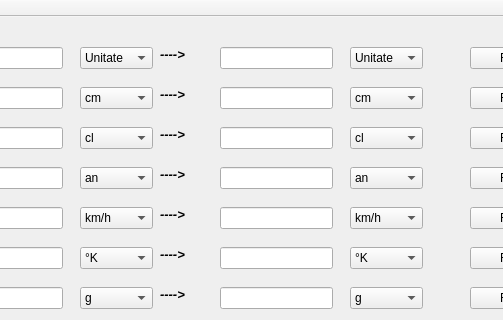
Qt form Convertor/convertor.ui (CochiorHeghiLucian/Convertor) before a commit; both pictures show x 240 to 743 and y 0 to 320 of the 961 by 627 pixel window.
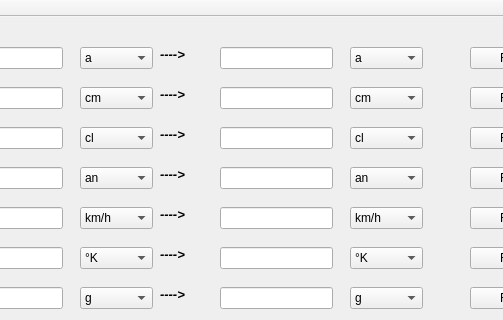
The same form after that commit.

```diff
--- a/Convertor/convertor.ui
+++ b/Convertor/convertor.ui
@@ -126,11 +126,6 @@
       <height>22</height>
      </rect>
     </property>
-    <item>
-     <property name="text">
-      <string>Unitate</string>
-     </property>
-    </item>
     <item>
      <property name="text">
       <string>a</string>
@@ -1234,11 +1229,6 @@
       <height>22</height>
      </rect>
     </property>
-    <item>
-     <property name="text">
-      <string>Unitate</string>
-     </property>
-    </item>
     <item>
      <property name="text">
       <string>a</string>
```
Left out of the diff: 14 changed lines with no effect on the pictures.
